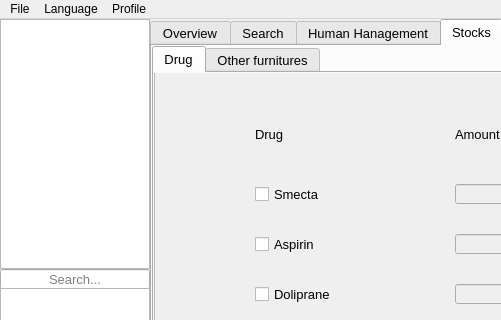
Qt form mainwin.ui (limalayla/PadID_Humanitaire) before a commit; both pictures show x 0 to 501 and y 0 to 320 of the 800 by 500 pixel window.
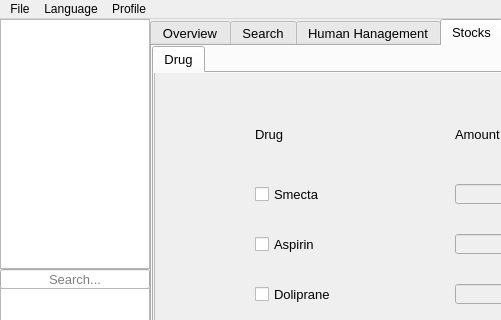
The same form after that commit. The open tabs and pages were chosen to show the change. Icons and pictures are not drawn.

Commit message: Add the different tab in tabsupplies in function of the database

Patch:
```diff
--- a/mainwin.ui
+++ b/mainwin.ui
@@ -1011,11 +1011,6 @@
         </widget>
        </widget>
       </widget>
-      <widget class="QWidget" name="tab_2">
-       <attribute name="title">
-        <string>Other furnitures</string>
-       </attribute>
-      </widget>
      </widget>
     </widget>
    </widget>
```
Left out of the diff: 4 changed lines with no effect on the pictures. The commit also changes 2 other files.
